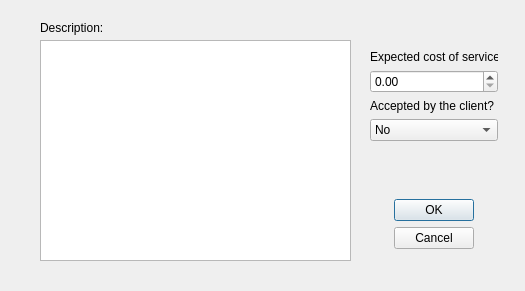
Above: lab1/estimate.ui from m-Jakub/Car-Workshop-with-Qt before the change. Below: the same form after it.
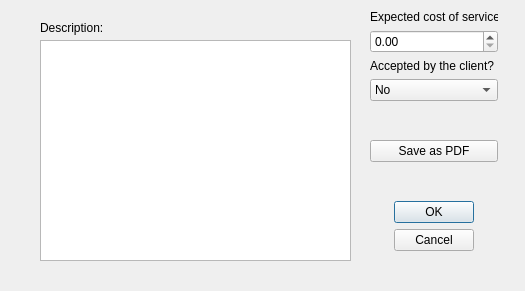
That is the form after the change.

Commit message: Implemented pdf handling for Calendar and Estimate

```diff
--- a/lab1/estimate.ui
+++ b/lab1/estimate.ui
@@ -40,9 +40,9 @@
    <property name="geometry">
     <rect>
      <x>370</x>
-     <y>50</y>
+     <y>10</y>
      <width>128</width>
-     <height>201</height>
+     <height>241</height>
     </rect>
    </property>
    <layout class="QVBoxLayout" name="verticalLayout">
@@ -90,6 +90,26 @@
       </property>
      </spacer>
     </item>
+    <item>
+     <widget class="QPushButton" name="pushButton">
+      <property name="text">
+       <string>Save as PDF</string>
+      </property>
+     </widget>
+    </item>
+    <item>
+     <spacer name="verticalSpacer_2">
+      <property name="orientation">
+       <enum>Qt::Vertical</enum>
+      </property>
+      <property name="sizeHint" stdset="0">
+       <size>
+        <width>20</width>
+        <height>40</height>
+       </size>
+      </property>
+     </spacer>
+    </item>
     <item>
      <layout class="QHBoxLayout" name="horizontalLayout">
       <item>
```
The commit also changes 5 other files.
